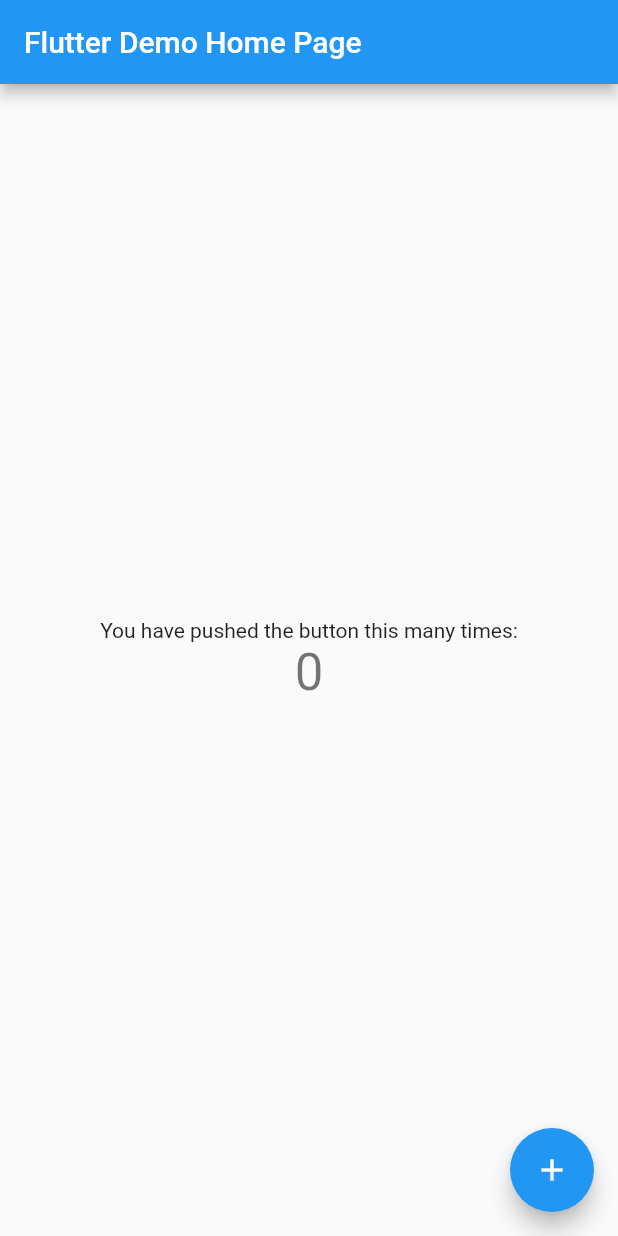
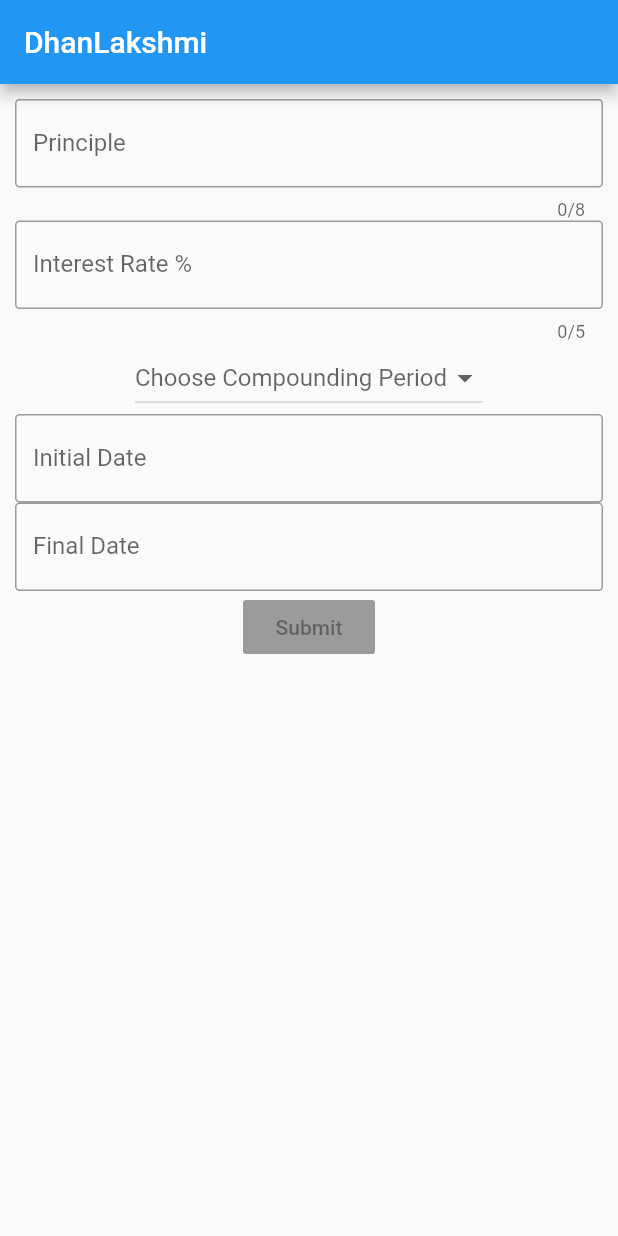
Before and after one commit to GAUARVCHIT/AndroidDhanLakshmi, a Flutter app: the screen it shows after launch, on a phone screen of 412 x 824 dp. Run offline on Flutter 3.47's test engine with Material 2 defaults, Android fonts, the phone set to English and light mode, and no system bars; our stand-ins replace rxdart.

Commit message:
remains of previous comment

```diff
--- a/lib/main.dart
+++ b/lib/main.dart
@@ -1,117 +1,6 @@
 import 'package:flutter/material.dart';
+import 'src/app.dart';
 
 void main() {
   runApp(MyApp());
 }
-
-class MyApp extends StatelessWidget {
-  // This widget is the root of your application.
-  @override
-  Widget build(BuildContext context) {
-    return MaterialApp(
-      title: 'Flutter Demo',
-      theme: ThemeData(
-        // This is the theme of your application.
-        //
-        // Try running your application with "flutter run". You'll see the
-        // application has a blue toolbar. Then, without quitting the app, try
-        // changing the primarySwatch below to Colors.green and then invoke
-        // "hot reload" (press "r" in the console where you ran "flutter run",
-        // or simply save your changes to "hot reload" in a Flutter IDE).
-        // Notice that the counter didn't reset back to zero; the application
-        // is not restarted.
-        primarySwatch: Colors.blue,
-        // This makes the visual density adapt to the platform that you run
-        // the app on. For desktop platforms, the controls will be smaller and
-        // closer together (more dense) than on mobile platforms.
-        visualDensity: VisualDensity.adaptivePlatformDensity,
-      ),
-      home: MyHomePage(title: 'Flutter Demo Home Page'),
-    );
-  }
-}
-
-class MyHomePage extends StatefulWidget {
-  MyHomePage({Key key, this.title}) : super(key: key);
-
-  // This widget is the home page of your application. It is stateful, meaning
-  // that it has a State object (defined below) that contains fields that affect
-  // how it looks.
-
-  // This class is the configuration for the state. It holds the values (in this
-  // case the title) provided by the parent (in this case the App widget) and
-  // used by the build method of the State. Fields in a Widget subclass are
-  // always marked "final".
-
-  final String title;
-
-  @override
-  _MyHomePageState createState() => _MyHomePageState();
-}
-
-class _MyHomePageState extends State<MyHomePage> {
-  int _counter = 0;
-
-  void _incrementCounter() {
-    setState(() {
-      // This call to setState tells the Flutter framework that something has
-      // changed in this State, which causes it to rerun the build method below
-      // so that the display can reflect the updated values. If we changed
-      // _counter without calling setState(), then the build method would not be
-      // called again, and so nothing would appear to happen.
-      _counter++;
-    });
-  }
-
-  @override
-  Widget build(BuildContext context) {
-    // This method is rerun every time setState is called, for instance as done
-    // by the _incrementCounter method above.
-    //
-    // The Flutter framework has been optimized to make rerunning build methods
-    // fast, so that you can just rebuild anything that needs updating rather
-    // than having to individually change instances of widgets.
-    return Scaffold(
-      appBar: AppBar(
-        // Here we take the value from the MyHomePage object that was created by
-        // the App.build method, and use it to set our appbar title.
-        title: Text(widget.title),
-      ),
-      body: Center(
-        // Center is a layout widget. It takes a single child and positions it
-        // in the middle of the parent.
-        child: Column(
-          // Column is also a layout widget. It takes a list of children and
-          // arranges them vertically. By default, it sizes itself to fit its
-          // children horizontally, and tries to be as tall as its parent.
-          //
-          // Invoke "debug painting" (press "p" in the console, choose the
-          // "Toggle Debug Paint" action from the Flutter Inspector in Android
-          // Studio, or the "Toggle Debug Paint" command in Visual Studio Code)
-          // to see the wireframe for each widget.
-          //
-          // Column has various properties to control how it sizes itself and
-          // how it positions its children. Here we use mainAxisAlignment to
-          // center the children vertically; the main axis here is the vertical
-          // axis because Columns are vertical (the cross axis would be
-          // horizontal).
-          mainAxisAlignment: MainAxisAlignment.center,
-          children: <Widget>[
-            Text(
-              'You have pushed the button this many times:',
-            ),
-            Text(
-              '$_counter',
-              style: Theme.of(context).textTheme.headline4,
-            ),
-          ],
-        ),
-      ),
-      floatingActionButton: FloatingActionButton(
-        onPressed: _incrementCounter,
-        tooltip: 'Increment',
-        child: Icon(Icons.add),
-      ), // This trailing comma makes auto-formatting nicer for build methods.
-    );
-  }
-}
--- a/lib/src/app.dart
+++ b/lib/src/app.dart
@@ -0,0 +1,18 @@
+import 'package:flutter/material.dart';
+import 'package:newdhanlakshmi/src/blocs/provider.dart';
+import './screens/fillup_screen.dart';
+import './blocs/provider.dart';
+
+class MyApp extends StatelessWidget {
+  @override
+  Widget build(BuildContext context) {
+    return Provider(
+      child: MaterialApp(
+        title: 'DhanLakshmi',
+        home: Scaffold(
+          body: FillUpScreen(),
+        ),
+      ),
+    );
+  }
+}
--- a/lib/src/blocs/bloc.dart
+++ b/lib/src/blocs/bloc.dart
@@ -0,0 +1,62 @@
+import 'dart:async';
+import 'package:rxdart/rxdart.dart';
+import 'validators.dart';
+
+class Bloc extends Object with Validators {
+  final _principleController = BehaviorSubject<String>();
+  final _interestRateController = BehaviorSubject<String>();
+  final _compoundPeriodController = BehaviorSubject<String>();
+  final _initialDateController = BehaviorSubject<String>();
+  final _finalDateController = BehaviorSubject<String>();
+
+  Function(String) get changePrinciple => _principleController.sink.add;
+  Function(String) get changeInterestRate => _interestRateController.sink.add;
+  Function(String) get changeCompoundPeriod =>
+      _compoundPeriodController.sink.add;
+  Function(String) get changeinitialDate => _initialDateController.sink.add;
+  Function(String) get changefinalDate => _finalDateController.sink.add;
+
+  Stream<String> get principle =>
+      _principleController.stream.transform(validatePrinciple);
+  Stream<String> get interestRate =>
+      _interestRateController.stream.transform(validateinterestRate);
+  Stream<String> get compoundPeriod =>
+      _compoundPeriodController.stream.transform(validatecompoundPeriod);
+  Stream<String> get initialDate =>
+      _initialDateController.stream.transform(validateinitialDate);
+  Stream<String> get finalDate =>
+      _finalDateController.stream.transform(validatefinalDate);
+
+  Stream<bool> get submitValid => Rx.combineLatest5(
+          principle, interestRate, compoundPeriod, initialDate, finalDate,
+          (p, i, c, inD, fiD) {
+        if (p == _principleController.value &&
+            i == _interestRateController.value) {
+          return true;
+        } else {
+          return null;
+        }
+      });
+
+  submit() {
+    final validPrinciple = _principleController.value;
+    final validInterestRate = _interestRateController.value;
+    final validCompoundPeriod = _compoundPeriodController.value;
+    final validInitialDate = _initialDateController.value;
+    final validfinalDate = _finalDateController.value;
+
+    print('Prinicple: $validPrinciple');
+    print('Prinicple: $validInterestRate');
+    print('Prinicple: $validCompoundPeriod');
+    print('Prinicple: $validInitialDate');
+    print('Prinicple: $validfinalDate');
+  }
+
+  dispose() {
+    _principleController.close();
+    _interestRateController.close();
+    _compoundPeriodController.close();
+    _initialDateController.close();
+    _finalDateController.close();
+  }
+}
--- a/lib/src/blocs/provider.dart
+++ b/lib/src/blocs/provider.dart
@@ -0,0 +1,13 @@
+import 'package:flutter/material.dart';
+import 'bloc.dart';
+
+class Provider extends InheritedWidget{
+  final bloc = Bloc();
+
+  Provider({Key key, Widget child}):super(key: key,child: child);
+  bool updateShouldNotify(_) => true;
+
+  static Bloc of(BuildContext context){
+    return (context.dependOnInheritedWidgetOfExactType<Provider>()).bloc;
+  }
+}
--- /dev/null
+++ b/lib/src/blocs/validators.dart
@@ -0,0 +1,53 @@
+import 'dart:async';
+
+class Validators {
+  final validatePrinciple = StreamTransformer<String, String>.fromHandlers(
+    handleData: (principle, sink) {
+      if (principle.isNotEmpty) {
+        sink.add(principle);
+      } else {
+        sink.addError('Enter Something');
+      }
+    },
+  );
+
+  final validateinterestRate = StreamTransformer<String, String>.fromHandlers(
+    handleData: (interestRate, sink) {
+      if (interestRate.isNotEmpty) {
+        sink.add(interestRate);
+      } else {
+        sink.addError('Enter Something');
+      }
+    },
+  );
+
+  final validatecompoundPeriod = StreamTransformer<String, String>.fromHandlers(
+    handleData: (compoundPeriod, sink) {
+      if (compoundPeriod.isNotEmpty) {
+        sink.add(compoundPeriod);
+      } else {
+        sink.addError('Enter Something');
+      }
+    },
+  );
+
+  final validateinitialDate = StreamTransformer<String, String>.fromHandlers(
+    handleData: (initialDate, sink) {
+      if (initialDate.isNotEmpty) {
+        sink.add(initialDate);
+      } else {
+        sink.addError('Enter Something');
+      }
+    },
+  );
+
+  final validatefinalDate = StreamTransformer<String, String>.fromHandlers(
+    handleData: (finalDate, sink) {
+      if (finalDate.isNotEmpty) {
+        sink.add(finalDate);
+      } else {
+        sink.addError('Enter Something');
+      }
+    },
+  );
+}
--- a/lib/src/screens/fillup_screen.dart
+++ b/lib/src/screens/fillup_screen.dart
@@ -0,0 +1,200 @@
+import 'package:flutter/material.dart';
+import 'package:flutter/services.dart';
+import '../blocs/provider.dart';
+import '../blocs/bloc.dart';
+
+class FillUpScreen extends StatelessWidget {
+  DateTime nowDate = DateTime.now();
+  TextEditingController initDateCtl = TextEditingController();
+  TextEditingController finalDateCtl = TextEditingController();
+
+  @override
+  Widget build(BuildContext context) {
+    final bloc = Provider.of(context);
+    // TODO: implement build
+    return Scaffold(
+      appBar: AppBar(
+        title: Text('DhanLakshmi'),
+      ),
+      body: Container(
+        margin: EdgeInsets.all(10.0),
+        child: Column(
+          children: <Widget>[
+            principleField(bloc),
+            interestRateField(bloc),
+            compoundingTimeField(bloc),
+            initialDate(bloc),
+            finalDate(bloc),
+            submitButton(bloc),
+          ],
+        ),
+      ),
+    );
+  }
+
+  Widget principleField(Bloc bloc) {
+    return StreamBuilder(
+      stream: bloc.principle,
+      builder: (context, snapshot) {
+        return TextField(
+          keyboardType: TextInputType.number,
+          inputFormatters: <TextInputFormatter>[
+            WhitelistingTextInputFormatter.digitsOnly
+          ],
+          maxLength: 8,
+          decoration: InputDecoration(
+            labelText: 'Principle',
+            border: OutlineInputBorder(
+              borderRadius: BorderRadius.circular(3.0),
+            ),
+            errorText: snapshot.error,
+          ),
+          onChanged: bloc.changePrinciple,
+        );
+      },
+    );
+  }
+
+  Widget interestRateField(Bloc bloc) {
+    return StreamBuilder(
+      stream: bloc.interestRate,
+      builder: (context, snapshot) {
+        return TextField(
+          inputFormatters: <TextInputFormatter>[
+            WhitelistingTextInputFormatter(
+              RegExp(r'^(\d+)?\.?\d{0,2}'),
+            ),
+          ],
+          keyboardType: TextInputType.numberWithOptions(decimal: true),
+          maxLength: 5,
+          decoration: InputDecoration(
+            labelText: 'Interest Rate %',
+            border: OutlineInputBorder(
+              borderRadius: BorderRadius.circular(3.0),
+            ),
+            errorText: snapshot.error,
+          ),
+          onChanged: bloc.changeInterestRate,
+        );
+      },
+    );
+  }
+
+  Widget compoundingTimeField(Bloc bloc) {
+    return StreamBuilder(
+      stream: bloc.compoundPeriod,
+      builder: (context, snapshot) {
+        return DropdownButton<String>(
+          value: snapshot.data,
+          items: <String>[
+            'Simple Interest',
+            '4 Year',
+            '3 Year',
+            '2 Year',
+            '1 Year',
+            '9 Month',
+            '8 Month',
+            '6 Month',
+            '4 Month',
+            '3 Month',
+            '2 Month',
+            '1 Month',
+          ].map<DropdownMenuItem<String>>((String value) {
+            return DropdownMenuItem<String>(value: value, child: Text(value));
+          }).toList(),
+          onChanged: bloc.changeCompoundPeriod,
+          hint: Text('Choose Compounding Period'),
+        );
+      },
+    );
+  }
+
+  Widget initialDate(Bloc bloc) {
+    return StreamBuilder(
+      stream: bloc.initialDate,
+      builder: (context, AsyncSnapshot snapshot) {
+        return TextField(
+          controller: initDateCtl,
+          readOnly: true,
+          onTap: () async {
+            final DateTime picked = await showDatePicker(
+              context: context,
+              initialDate: nowDate,
+              firstDate: DateTime(1950),
+              lastDate: DateTime(2099),
+              initialEntryMode: DatePickerEntryMode.input,
+              helpText: 'Select Initial Date',
+              errorFormatText: 'Enter valid date',
+              errorInvalidText: 'Enter date in valid range',
+              fieldLabelText: 'Initial Date',
+              fieldHintText: 'Month/Date/Year',
+            );
+            if (picked != null) {
+              nowDate = picked;
+              initDateCtl.text = nowDate.toString().split(' ')[0];
+              bloc.changeinitialDate(initDateCtl.text);
+            }
+          },
+          decoration: InputDecoration(
+            labelText: 'Initial Date',
+            border: OutlineInputBorder(
+              borderRadius: BorderRadius.circular(3.0),
+            ),
+            errorText: snapshot.error,
+          ),
+        );
+      },
+    );
+  }
+
+  Widget finalDate(Bloc bloc) {
+    return StreamBuilder(
+      stream: bloc.initialDate,
+      builder: (context, AsyncSnapshot snapshot) {
+        return TextField(
+          controller: finalDateCtl,
+          readOnly: true,
+          onTap: () async {
+            final DateTime picked = await showDatePicker(
+              context: context,
+              initialDate: nowDate,
+              firstDate: DateTime(1950),
+              lastDate: DateTime(2099),
+              initialEntryMode: DatePickerEntryMode.input,
+              helpText: 'Select Final Date',
+              errorFormatText: 'Enter valid date',
+              errorInvalidText: 'Enter date in valid range',
+              fieldLabelText: 'Final Date',
+              fieldHintText: 'Month/Date/Year',
+            );
+            if (picked != null) {
+              nowDate = picked;
+              finalDateCtl.text = nowDate.toString().split(' ')[0];
+              bloc.changefinalDate(finalDateCtl.text);
+            }
+          },
+          decoration: InputDecoration(
+            labelText: 'Final Date',
+            border: OutlineInputBorder(
+              borderRadius: BorderRadius.circular(3.0),
+            ),
+            errorText: snapshot.error,
+          ),
+        );
+      },
+    );
+  }
+
+  Widget submitButton(Bloc bloc) {
+    return StreamBuilder(
+      stream: bloc.submitValid,
+      builder: (context, snapshot) {
+        return RaisedButton(
+          child: Text('Submit'),
+          color: Colors.blue,
+          onPressed: snapshot.hasData ? bloc.submit : null,
+        );
+      },
+    );
+  }
+}
--- a/pubspec.yaml
+++ b/pubspec.yaml
@@ -28,6 +28,7 @@ dependencies:
   # The following adds the Cupertino Icons font to your application.
   # Use with the CupertinoIcons class for iOS style icons.
   cupertino_icons: ^0.1.3
+  rxdart: ^0.25.0
 
 dev_dependencies:
   flutter_test:
```
Also changed, not shown: lib/src/blocs/calculation_provider.dart (added), pubspec.lock, 1 other file.
